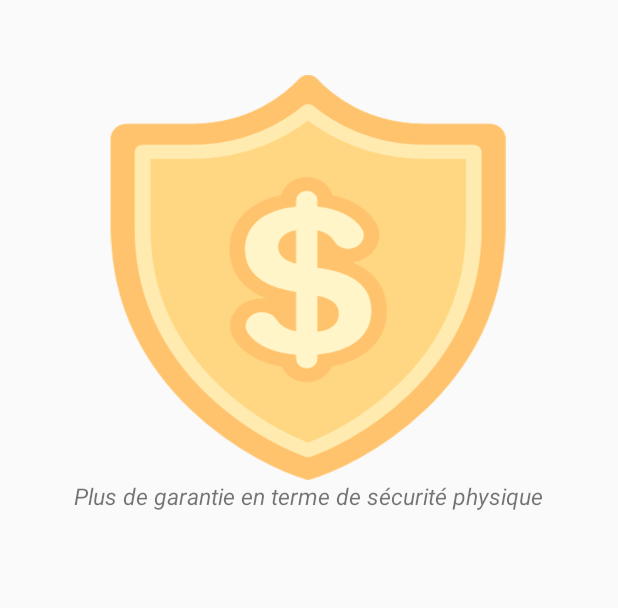
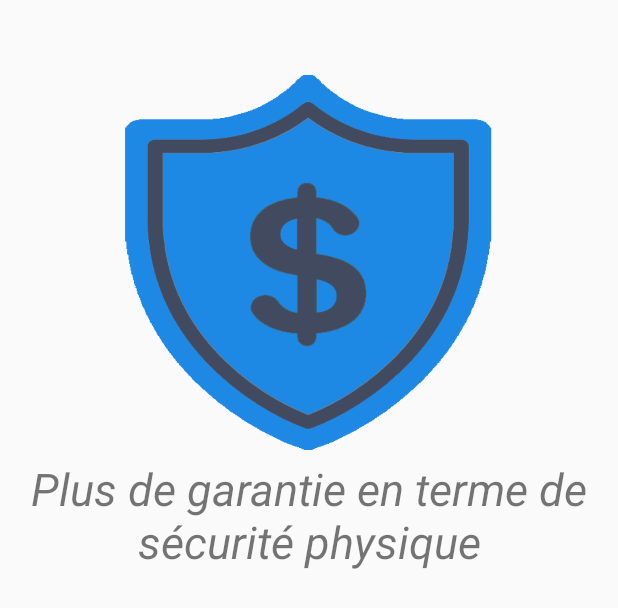
Before and after one commit to PRONAP-MOBILE/cash0, an Android app: the layout info3.xml on its own in the app's theme, with its tools: preview values and no code run, on a phone screen of 412 x 824 dp. Shown: the top 608 px of the screen. Run offline under Robolectric (Android 15) with nearby library versions, the phone set to English and light mode, and no system bars.

Commit message:
infos 2
part2

```diff
--- a/app/src/main/res/layout/info2.xml
+++ b/app/src/main/res/layout/info2.xml
@@ -12,9 +12,9 @@
 
         <ImageView
             android:id="@+id/imageView2"
-            android:layout_width="270dp"
+            android:layout_width="250dp"
             android:layout_marginTop="50dp"
-            android:layout_height="270dp"
+            android:layout_height="250dp"
             android:layout_gravity="center"
             app:srcCompat="@drawable/money" />
 
--- a/app/src/main/res/layout/info3.xml
+++ b/app/src/main/res/layout/info3.xml
@@ -12,16 +12,17 @@
 
         <ImageView
             android:id="@+id/imageView2"
-            android:layout_width="270dp"
+            android:layout_width="250dp"
             android:layout_marginTop="50dp"
-            android:layout_height="270dp"
+            android:layout_height="250dp"
             android:layout_gravity="center"
-            app:srcCompat="@drawable/security" />
+            app:srcCompat="@drawable/sec" />
 
         <TextView
             android:layout_width="wrap_content"
             android:layout_height="wrap_content"
-            android:textSize="15sp"
+            android:padding="5dp"
+            android:textSize="30sp"
             android:gravity="center"
             android:textStyle="italic"
             android:fontFamily="sans-serif"
```
Also changed, not shown: app/src/main/res/drawable-v24/sec.png (added).
